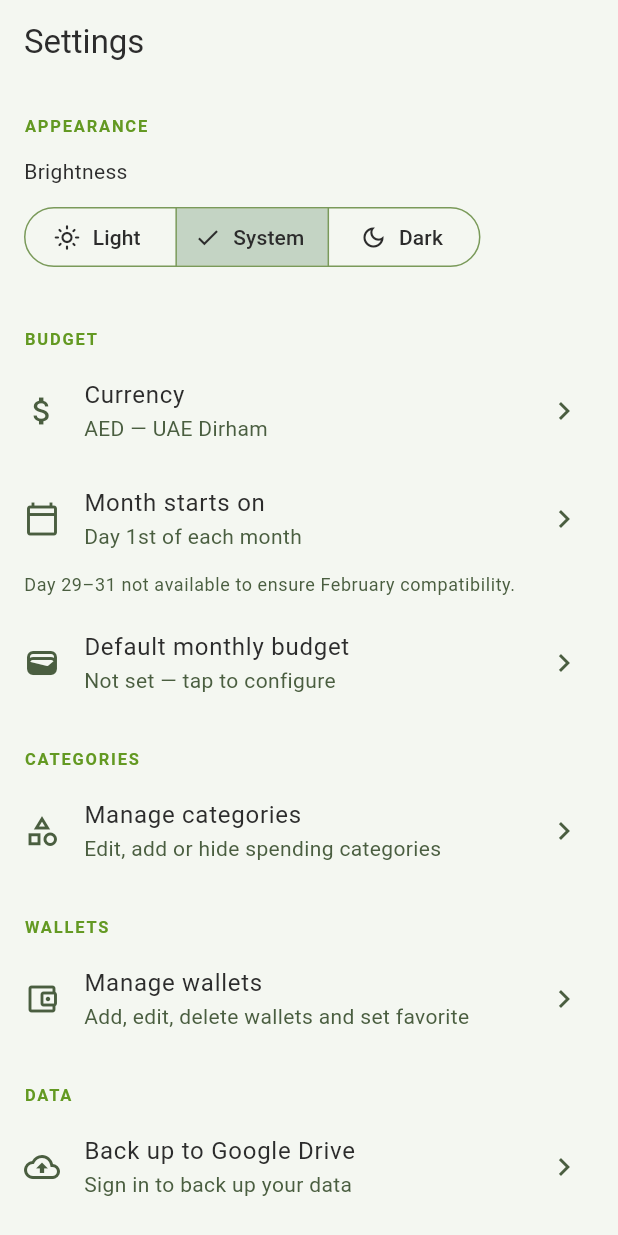
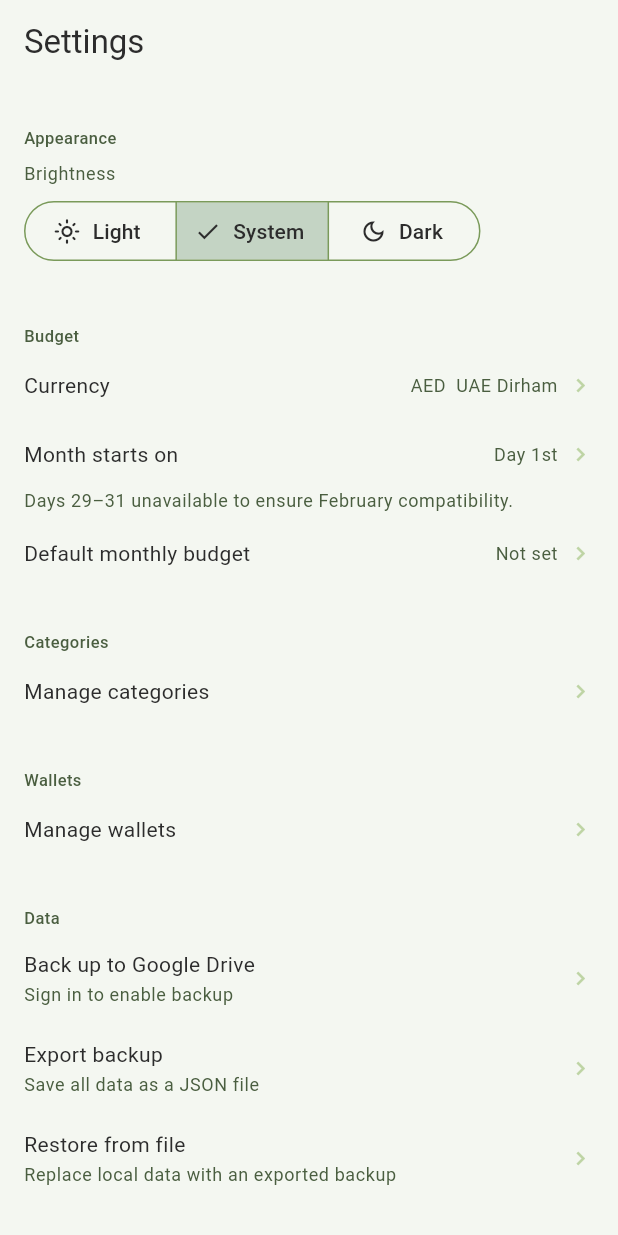
Before and after one commit to sunshinegorgon7/FELOOSY, a Flutter app: the SettingsScreen screen opened by its route, on a phone screen of 412 x 824 dp. Run offline on Flutter 3.47's test engine with Material 3 defaults, Android fonts, the phone set to English and light mode, and no system bars; our stand-ins replace file_picker, flutter_riverpod, flutter_slidable, gap, go_router, google_fonts and 3 more; missing offline and left inert: extension_google_sign_in_as_googleapis_auth, googleapis, home_widget; accounts and stored records are empty.

Commit message:
Refactor settings screen to improve UI consistency and enhance backup tile functionality

```diff
--- a/lib/presentation/settings/settings_screen.dart
+++ b/lib/presentation/settings/settings_screen.dart
@@ -69,15 +69,17 @@ class _SettingsBody extends ConsumerWidget {
 
     return ListView(
       children: [
-        // ── Appearance ──────────────────────────────────────────────────
         const _SectionHeader('Appearance'),
         Padding(
-          padding: const EdgeInsets.fromLTRB(16, 8, 16, 16),
+          padding: const EdgeInsets.fromLTRB(16, 6, 16, 10),
           child: Column(
             crossAxisAlignment: CrossAxisAlignment.start,
             children: [
-              Text('Brightness', style: tt.bodyMedium),
-              const Gap(10),
+              Text(
+                'Brightness',
+                style: tt.bodySmall?.copyWith(color: cs.onSurfaceVariant),
+              ),
+              const Gap(6),
               SegmentedButton<String>(
                 segments: const [
                   ButtonSegment(
@@ -104,89 +106,61 @@ class _SettingsBody extends ConsumerWidget {
           ),
         ),
 
-        // ── Budget ───────────────────────────────────────────────────────
         const _SectionHeader('Budget'),
-        ListTile(
-          leading: const Icon(Icons.attach_money),
-          title: const Text('Currency'),
-          subtitle: Text(
-              '${settings.currencySymbol} — ${_currencyName(settings.currencyCode)}'),
-          trailing: const Icon(Icons.chevron_right),
+        _SettingsRow(
+          title: 'Currency',
+          value:
+              '${settings.currencySymbol}  ${_currencyName(settings.currencyCode)}',
           onTap: () => _showCurrencyPicker(context, ref, settings),
         ),
-        ListTile(
-          leading: const Icon(Icons.calendar_today_outlined),
-          title: const Text('Month starts on'),
-          subtitle: Text(
-              'Day ${settings.monthStartDay}${_ordinal(settings.monthStartDay)} of each month'),
-          trailing: const Icon(Icons.chevron_right),
+        _SettingsRow(
+          title: 'Month starts on',
+          value:
+              'Day ${settings.monthStartDay}${_ordinal(settings.monthStartDay)}',
           onTap: () => _showDayPicker(context, ref, settings),
         ),
         Padding(
-          padding: const EdgeInsets.fromLTRB(16, 0, 16, 8),
+          padding: const EdgeInsets.fromLTRB(16, 0, 16, 4),
           child: Text(
-            'Day 29–31 not available to ensure February compatibility.',
+            'Days 29–31 unavailable to ensure February compatibility.',
             style: tt.bodySmall?.copyWith(color: cs.onSurfaceVariant),
           ),
         ),
-        ListTile(
-          leading: const Icon(Icons.wallet_outlined),
-          title: const Text('Default monthly budget'),
-          subtitle: Text(
-            settings.defaultMonthlyBudget > 0
+        _SettingsRow(
+          title: 'Default monthly budget',
+          value: settings.defaultMonthlyBudget > 0
               ? '${settings.currencySymbol} ${settings.defaultMonthlyBudget.toStringAsFixed(2)}'
-                : 'Not set — tap to configure',
-          ),
-          trailing: const Icon(Icons.chevron_right),
+              : 'Not set',
           onTap: () => _showDefaultBudgetDialog(context, ref, settings),
         ),
 
-        // ── Categories ───────────────────────────────────────────────────
         const _SectionHeader('Categories'),
-        ListTile(
-          leading: const Icon(Icons.category_outlined),
-          title: const Text('Manage categories'),
-          subtitle: const Text('Edit, add or hide spending categories'),
-          trailing: const Icon(Icons.chevron_right),
+        _SettingsRow(
+          title: 'Manage categories',
           onTap: () => _navigateCategories(context),
         ),
 
-        // ── Wallets ──────────────────────────────────────────────────────
         const _SectionHeader('Wallets'),
-        ListTile(
-          leading: const Icon(Icons.account_balance_wallet_outlined),
-          title: const Text('Manage wallets'),
-          subtitle: const Text('Add, edit, delete wallets and set favorite'),
-          trailing: const Icon(Icons.chevron_right),
+        _SettingsRow(
+          title: 'Manage wallets',
           onTap: () => context.push('/settings/accounts'),
         ),
 
-        // ── Data ─────────────────────────────────────────────────────────
         const _SectionHeader('Data'),
         _DriveBackupTile(isModal: isModal),
         _LocalBackupTile(isModal: isModal),
 
-        // ── About ────────────────────────────────────────────────────────
         const _SectionHeader('About'),
-        ListTile(
-          leading: const Icon(Icons.info_outline),
-          title: const Text('App version'),
-          trailing: Text(
-            kAppVersionLabel,
-            style: tt.bodySmall?.copyWith(color: cs.onSurfaceVariant),
-          ),
+        const _InfoRow(title: 'Version', value: kAppVersionLabel),
+
+        const _SectionHeader('Danger Zone', danger: true),
+        _SettingsRow(
+          title: 'Reset app',
+          subtitle: 'Erase all transactions and budgets, restore defaults',
+          danger: true,
+          onTap: () => _showResetConfirmation(context, ref),
         ),
 
-        // ── Danger zone ──────────────────────────────────────────────────
-        const _SectionHeader('Danger Zone'),
-        ListTile(
-          leading: Icon(Icons.delete_forever_outlined, color: cs.error),
-          title: Text('Reset app',
-              style: TextStyle(color: cs.error, fontWeight: FontWeight.w500)),
-          subtitle: const Text(
-              'Erase all transactions & budgets, restore default settings'),
-          onTap: () => _showResetConfirmation(context, ref),
-        ),
         const Gap(32),
       ],
     );
@@ -640,80 +614,73 @@ class _DriveBackupTileState extends ConsumerState<_DriveBackupTile> {
     final anyBusy = _signingIn || _backingUp || _restoring;
 
     if (account == null) {
-      return ListTile(
-        leading: const Icon(Icons.cloud_upload_outlined),
-        title: const Text('Back up to Google Drive'),
-        subtitle: const Text('Sign in to back up your data'),
-        trailing: _signingIn
-            ? const SizedBox(
-                width: 20,
-                height: 20,
-                child: CircularProgressIndicator(strokeWidth: 2),
-              )
-            : const Icon(Icons.chevron_right),
+      return _SettingsRow(
+        title: 'Back up to Google Drive',
+        subtitle: 'Sign in to enable backup',
+        busy: _signingIn,
         onTap: anyBusy ? null : _signIn,
       );
     }
 
+    final tt = Theme.of(context).textTheme;
     final lastBackupLabel = _lastBackupTime != null
         ? 'Last backup: ${_formatBackupTime(_lastBackupTime!)}'
         : 'No backup yet';
 
     return Column(
       children: [
-        ListTile(
-          leading: account.photoUrl != null
+        Padding(
+          padding: const EdgeInsets.fromLTRB(16, 8, 8, 6),
+          child: Row(
+            children: [
+              account.photoUrl != null
                   ? CircleAvatar(
                       backgroundImage: NetworkImage(account.photoUrl!),
-                  radius: 18,
+                      radius: 13,
                     )
                   : const CircleAvatar(
-                  radius: 18,
-                  child: Icon(Icons.person_outline, size: 18),
+                      radius: 13,
+                      child: Icon(Icons.person_outline, size: 13),
                     ),
-          title: Text(
-            account.displayName ?? 'Google account',
-            style: const TextStyle(fontWeight: FontWeight.w500),
+              const SizedBox(width: 10),
+              Expanded(
+                child: Text(
+                  account.email,
+                  style: tt.bodySmall?.copyWith(color: cs.onSurfaceVariant),
+                  overflow: TextOverflow.ellipsis,
                 ),
-          subtitle: Text(
-            account.email,
-            style: TextStyle(fontSize: 12, color: cs.onSurfaceVariant),
               ),
-          trailing: _signingIn
-              ? const SizedBox(
-                  width: 20,
-                  height: 20,
+              _signingIn
+                  ? const Padding(
+                      padding: EdgeInsets.symmetric(horizontal: 16),
+                      child: SizedBox(
+                        width: 16,
+                        height: 16,
                         child: CircularProgressIndicator(strokeWidth: 2),
+                      ),
                     )
                   : TextButton(
                       onPressed: anyBusy ? null : _signOut,
+                      style: TextButton.styleFrom(
+                        padding: const EdgeInsets.symmetric(
+                            horizontal: 10, vertical: 4),
+                        visualDensity: VisualDensity.compact,
+                      ),
                       child: const Text('Sign out'),
                     ),
+            ],
           ),
-        ListTile(
-          leading: const Icon(Icons.cloud_upload_outlined),
-          title: const Text('Back up now'),
-          subtitle: Text(lastBackupLabel),
-          trailing: _backingUp
-              ? const SizedBox(
-                  width: 20,
-                  height: 20,
-                  child: CircularProgressIndicator(strokeWidth: 2),
-                )
-              : const Icon(Icons.chevron_right),
+        ),
+        _SettingsRow(
+          title: 'Back up now',
+          value: lastBackupLabel,
+          busy: _backingUp,
           onTap: anyBusy ? null : _backup,
         ),
-        ListTile(
-          leading: const Icon(Icons.cloud_download_outlined),
-          title: const Text('Restore from backup'),
-          subtitle: const Text('Replace local data with Drive backup'),
-          trailing: _restoring
-              ? const SizedBox(
-                  width: 20,
-                  height: 20,
-                  child: CircularProgressIndicator(strokeWidth: 2),
-                )
-              : const Icon(Icons.chevron_right),
+        _SettingsRow(
+          title: 'Restore from Drive',
+          subtitle: 'Replace local data with Drive backup',
+          busy: _restoring,
           onTap: anyBusy ? null : _restore,
         ),
       ],
@@ -845,30 +812,16 @@ class _LocalBackupTileState extends ConsumerState<_LocalBackupTile> {
     final busy = _exporting || _importing;
     return Column(
       children: [
-        ListTile(
-          leading: const Icon(Icons.download_outlined),
-          title: const Text('Export backup'),
-          subtitle: const Text('Save all data as a JSON file'),
-          trailing: _exporting
-              ? const SizedBox(
-                  width: 20,
-                  height: 20,
-                  child: CircularProgressIndicator(strokeWidth: 2),
-                )
-              : const Icon(Icons.chevron_right),
+        _SettingsRow(
+          title: 'Export backup',
+          subtitle: 'Save all data as a JSON file',
+          busy: _exporting,
           onTap: busy ? null : _export,
         ),
-        ListTile(
-          leading: const Icon(Icons.upload_outlined),
-          title: const Text('Import backup'),
-          subtitle: const Text('Restore from a previously exported file'),
-          trailing: _importing
-              ? const SizedBox(
-                  width: 20,
-                  height: 20,
-                  child: CircularProgressIndicator(strokeWidth: 2),
-                )
-              : const Icon(Icons.chevron_right),
+        _SettingsRow(
+          title: 'Restore from file',
+          subtitle: 'Replace local data with an exported backup',
+          busy: _importing,
           onTap: busy ? null : _pickAndImport,
         ),
       ],
@@ -876,20 +829,143 @@ class _LocalBackupTileState extends ConsumerState<_LocalBackupTile> {
   }
 }
 
-class _SectionHeader extends StatelessWidget {
+class _SettingsRow extends StatelessWidget {
   final String title;
-  const _SectionHeader(this.title);
+  final String? subtitle;
+  final String? value;
+  final bool busy;
+  final bool danger;
+  final VoidCallback? onTap;
+
+  const _SettingsRow({
+    required this.title,
+    this.subtitle,
+    this.value,
+    this.busy = false,
+    this.danger = false,
+    this.onTap,
+  });
 
   @override
   Widget build(BuildContext context) {
+    final cs = Theme.of(context).colorScheme;
+    final tt = Theme.of(context).textTheme;
+
+    final content = Padding(
+      padding: EdgeInsets.fromLTRB(
+        16,
+        subtitle != null ? 11 : 13,
+        16,
+        subtitle != null ? 11 : 13,
+      ),
+      child: Row(
+        children: [
+          Expanded(
+            child: Column(
+              crossAxisAlignment: CrossAxisAlignment.start,
+              mainAxisSize: MainAxisSize.min,
+              children: [
+                Text(
+                  title,
+                  style: tt.bodyMedium?.copyWith(
+                    color: danger ? cs.error : null,
+                    fontWeight: danger ? FontWeight.w500 : null,
+                  ),
+                ),
+                if (subtitle != null) ...[
+                  const SizedBox(height: 2),
+                  Text(
+                    subtitle!,
+                    style: tt.bodySmall?.copyWith(color: cs.onSurfaceVariant),
+                  ),
+                ],
+              ],
+            ),
+          ),
+          if (value != null) ...[
+            const SizedBox(width: 12),
+            ConstrainedBox(
+              constraints: const BoxConstraints(maxWidth: 150),
+              child: Text(
+                value!,
+                style: tt.bodySmall?.copyWith(color: cs.onSurfaceVariant),
+                overflow: TextOverflow.ellipsis,
+                maxLines: 1,
+                textAlign: TextAlign.right,
+              ),
+            ),
+          ],
+          const SizedBox(width: 6),
+          if (busy)
+            const SizedBox(
+              width: 18,
+              height: 18,
+              child: CircularProgressIndicator(strokeWidth: 2),
+            )
+          else
+            Icon(
+              Icons.chevron_right,
+              size: 18,
+              color: danger
+                  ? cs.error.withValues(alpha: 0.4)
+                  : cs.outlineVariant,
+            ),
+        ],
+      ),
+    );
+
+    if (danger) {
+      return Ink(
+        color: cs.errorContainer.withValues(alpha: 0.05),
+        child: InkWell(onTap: onTap, child: content),
+      );
+    }
+    return InkWell(onTap: onTap, child: content);
+  }
+}
+
+class _InfoRow extends StatelessWidget {
+  final String title;
+  final String value;
+  const _InfoRow({required this.title, required this.value});
+
+  @override
+  Widget build(BuildContext context) {
+    final cs = Theme.of(context).colorScheme;
+    final tt = Theme.of(context).textTheme;
     return Padding(
-      padding: const EdgeInsets.fromLTRB(16, 20, 16, 4),
+      padding: const EdgeInsets.symmetric(horizontal: 16, vertical: 13),
+      child: Row(
+        children: [
+          Expanded(child: Text(title, style: tt.bodyMedium)),
+          Text(
+            value,
+            style: tt.bodySmall?.copyWith(color: cs.onSurfaceVariant),
+          ),
+        ],
+      ),
+    );
+  }
+}
+
+class _SectionHeader extends StatelessWidget {
+  final String title;
+  final bool danger;
+  const _SectionHeader(this.title, {this.danger = false});
+
+  @override
+  Widget build(BuildContext context) {
+    final cs = Theme.of(context).colorScheme;
+    return Padding(
+      padding: const EdgeInsets.fromLTRB(16, 28, 16, 2),
       child: Text(
-        title.toUpperCase(),
+        title,
         style: Theme.of(context).textTheme.labelSmall?.copyWith(
-              color: Theme.of(context).colorScheme.primary,
-              fontWeight: FontWeight.w700,
-              letterSpacing: 1.2,
+              color: danger
+                  ? cs.error.withValues(alpha: 0.8)
+                  : cs.onSurfaceVariant,
+              fontWeight: FontWeight.w500,
+              letterSpacing: 0.3,
             ),
       ),
     );
```
Lines whose indentation alone changed are shown as unchanged.
